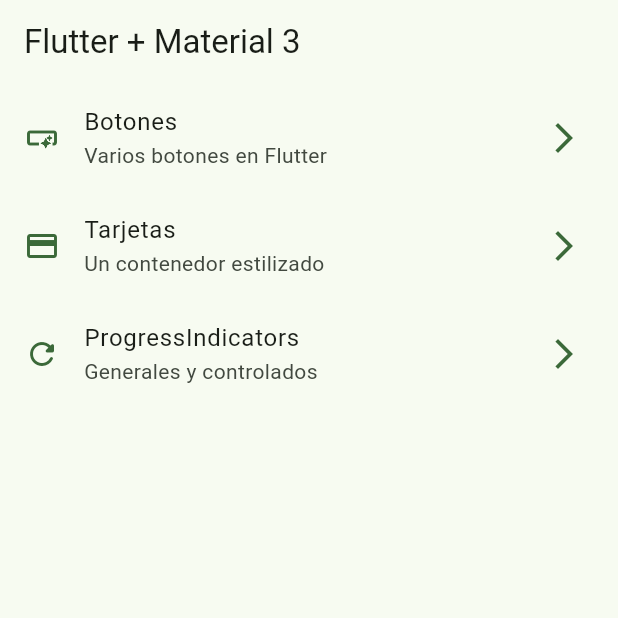
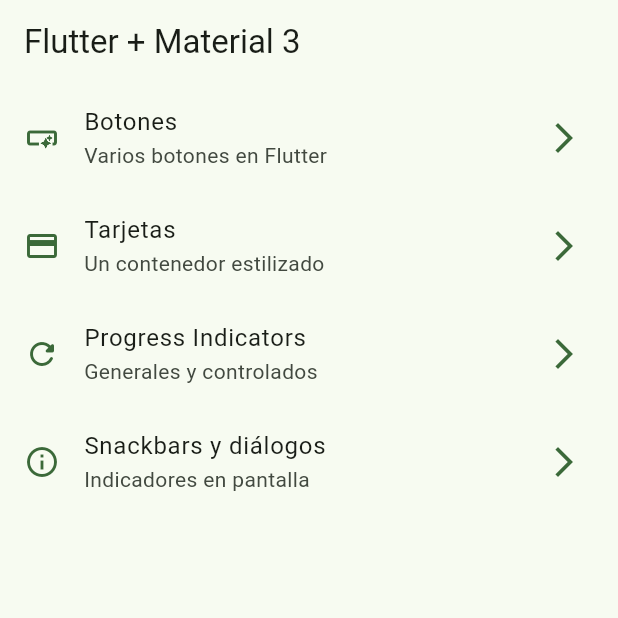
Before and after one commit to valeroman/FT-Widgets, a Flutter app: the screen it shows after launch, on a phone screen of 412 x 824 dp, the top half of it. Run offline on Flutter 3.47's test engine with Material 2 defaults, Android fonts, the phone set to English and light mode, and no system bars; our stand-ins replace go_router.

Commit message:
snackbar y dialogs terminados

```diff
--- a/lib/config/menu/menu_items.dart
+++ b/lib/config/menu/menu_items.dart
@@ -32,10 +32,17 @@ const appMenuItems = <MenuItem>[
   ),
 
   MenuItem(
-    title: 'ProgressIndicators',
+    title: 'Progress Indicators',
     subTitle: 'Generales y controlados',
     link: '/progress',
     icon: Icons.refresh_rounded
   ),
 
+  MenuItem(
+    title: 'Snackbars y diálogos',
+    subTitle: 'Indicadores en pantalla',
+    link: '/snackbars',
+    icon: Icons.info_outline
+  ),
+
 ];
--- a/lib/config/router/app_router.dart
+++ b/lib/config/router/app_router.dart
@@ -33,5 +33,11 @@ final appRouter = GoRouter(
       builder: (context, state) => const ProgressScreen(),
     ),
 
+     GoRoute(
+      path: '/snackbars',
+      name: SnackbarScreen.name,
+      builder: (context, state) => const SnackbarScreen(),
+    ),
+
   ],
 );
--- a/lib/main.dart
+++ b/lib/main.dart
@@ -12,6 +12,7 @@ class MainApp extends StatelessWidget {
   @override
   Widget build(BuildContext context) {
     return MaterialApp.router(
+      title: 'Flutter Widgets',
       routerConfig: appRouter,
       debugShowCheckedModeBanner: false,
       theme: AppTheme( selectedColor: 2 ).getTheme(),
```
Also changed, not shown: lib/presentation/screens/snackbar/snacbar_screen.dart (+68 -1 lines).
